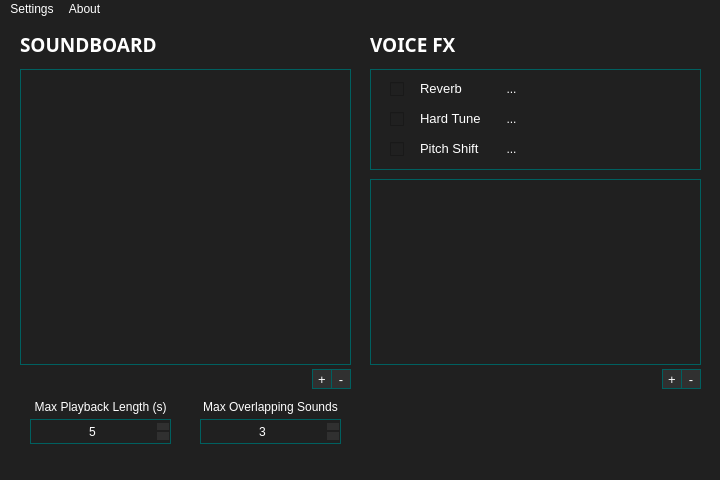
Old version of the form qtui/mainwindow.ui in the repository andre-tm-hui/ReVox.
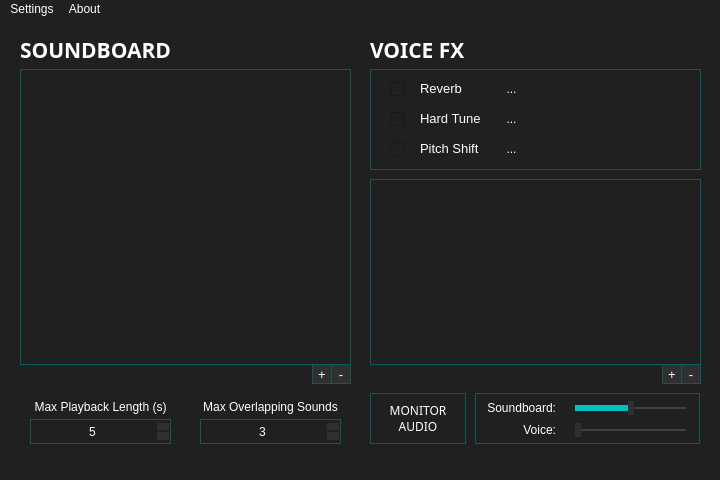
New version of the form. Icons and pictures are not drawn.

What changed in the file:
```diff
--- a/qtui/mainwindow.ui
+++ b/qtui/mainwindow.ui
@@ -41,17 +41,20 @@
       <x>20</x>
       <y>10</y>
       <width>171</width>
-      <height>31</height>
+      <height>41</height>
      </rect>
     </property>
     <property name="font">
      <font>
       <family>Unispace</family>
-      <pointsize>14</pointsize>
+      <pointsize>16</pointsize>
       <italic>false</italic>
       <bold>true</bold>
      </font>
     </property>
+    <property name="styleSheet">
+     <string notr="true">background: transparent;</string>
+    </property>
     <property name="text">
      <string>SOUNDBOARD</string>
     </property>
@@ -60,7 +63,7 @@
     <property name="geometry">
      <rect>
       <x>312</x>
-      <y>350</y>
+      <y>345</y>
       <width>20</width>
       <height>20</height>
      </rect>
@@ -90,7 +93,7 @@
     <property name="geometry">
      <rect>
       <x>331</x>
-      <y>350</y>
+      <y>345</y>
       <width>20</width>
       <height>20</height>
      </rect>
@@ -510,7 +513,7 @@
     <property name="geometry">
      <rect>
       <x>662</x>
-      <y>350</y>
+      <y>345</y>
       <width>20</width>
       <height>20</height>
      </rect>
@@ -540,7 +543,7 @@
     <property name="geometry">
      <rect>
       <x>681</x>
-      <y>350</y>
+      <y>345</y>
       <width>20</width>
       <height>20</height>
      </rect>
@@ -568,17 +571,20 @@
       <x>370</x>
       <y>10</y>
       <width>171</width>
-      <height>31</height>
+      <height>41</height>
      </rect>
     </property>
     <property name="font">
      <font>
       <family>Unispace</family>
-      <pointsize>14</pointsize>
+      <pointsize>16</pointsize>
       <italic>false</italic>
       <bold>true</bold>
      </font>
     </property>
+    <property name="styleSheet">
+     <string notr="true">background: transparent;</string>
+    </property>
     <property name="text">
      <string>VOICE FX</string>
     </property>
@@ -642,6 +648,162 @@
      <number>3</number>
     </property>
    </widget>
+   <widget class="QLabel" name="label_7">
+    <property name="geometry">
+     <rect>
+      <x>370</x>
+      <y>374</y>
+      <width>96</width>
+      <height>51</height>
+     </rect>
+    </property>
+    <property name="font">
+     <font>
+      <family>Unispace</family>
+     </font>
+    </property>
+    <property name="styleSheet">
+     <string notr="true">border: 1px solid #006060;</string>
+    </property>
+    <property name="text">
+     <string>MONITOR    AUDIO</string>
+    </property>
+    <property name="alignment">
+     <set>Qt::AlignCenter</set>
+    </property>
+    <property name="wordWrap">
+     <bool>true</bool>
+    </property>
+   </widget>
+   <widget class="QGroupBox" name="groupBox_2">
+    <property name="geometry">
+     <rect>
+      <x>475</x>
+      <y>374</y>
+      <width>225</width>
+      <height>51</height>
+     </rect>
+    </property>
+    <property name="styleSheet">
+     <string notr="true">QGroupBox {border: 1px solid #006060;}</string>
+    </property>
+    <property name="title">
+     <string/>
+    </property>
+    <widget class="QLabel" name="label_10">
+     <property name="geometry">
+      <rect>
+       <x>10</x>
+       <y>26</y>
+       <width>71</width>
+       <height>21</height>
+      </rect>
+     </property>
+     <property name="styleSheet">
+      <string notr="true">background: transparent;</string>
+     </property>
+     <property name="text">
+      <string>Voice:</string>
+     </property>
+     <property name="alignment">
+      <set>Qt::AlignRight|Qt::AlignTrailing|Qt::AlignVCenter</set>
+     </property>
+    </widget>
+    <widget class="QSlider" name="horizontalSlider">
+     <property name="geometry">
+      <rect>
+       <x>100</x>
+       <y>5</y>
+       <width>111</width>
+       <height>21</height>
+      </rect>
+     </property>
+     <property name="styleSheet">
+      <string notr="true">QSlider::groove:horizontal {
+    height: 2px; 
+    background: #404040;
+    margin: 2px 0;
+}
+
+QSlider::handle:horizontal {
+    background: #303030;
+    width: 6px;
+    margin: -6px 0;
+    border-radius: 0px;
+}
+
+QSlider::handle:horizontal:hover{
+	background: #606060;
+}
+
+QSlider::sub-page:horizontal{
+	background: #00C0C0;
+	height: 4px;
+}</string>
+     </property>
+     <property name="value">
+      <number>50</number>
+     </property>
+     <property name="orientation">
+      <enum>Qt::Horizontal</enum>
+     </property>
+    </widget>
+    <widget class="QLabel" name="label_9">
+     <property name="geometry">
+      <rect>
+       <x>10</x>
+       <y>4</y>
+       <width>71</width>
+       <height>21</height>
+      </rect>
+     </property>
+     <property name="styleSheet">
+      <string notr="true">background: transparent;</string>
+     </property>
+     <property name="text">
+      <string>Soundboard:</string>
+     </property>
+     <property name="alignment">
+      <set>Qt::AlignRight|Qt::AlignTrailing|Qt::AlignVCenter</set>
+     </property>
+    </widget>
+    <widget class="QSlider" name="horizontalSlider_2">
+     <property name="geometry">
+      <rect>
+       <x>100</x>
+       <y>27</y>
+       <width>111</width>
+       <height>21</height>
+      </rect>
+     </property>
+     <property name="styleSheet">
+      <string notr="true">QSlider::groove:horizontal {
+    height: 2px; 
+    background: #404040;
+    margin: 2px 0;
+}
+
+QSlider::handle:horizontal {
+    background: #303030;
+    width: 6px;
+    margin: -6px 0;
+    border-radius: 0px;
+}
+
+QSlider::handle:horizontal:hover{
+	background: #606060;
+}
+
+QSlider::sub-page:horizontal{
+	background: #00C0C0;
+	height: 4px;
+}</string>
+     </property>
+     <property name="orientation">
+      <enum>Qt::Horizontal</enum>
+     </property>
+    </widget>
+   </widget>
   </widget>
   <widget class="QMenuBar" name="menubar">
    <property name="geometry">
```
Left out of the diff: 3 changed lines with no effect on the pictures.
